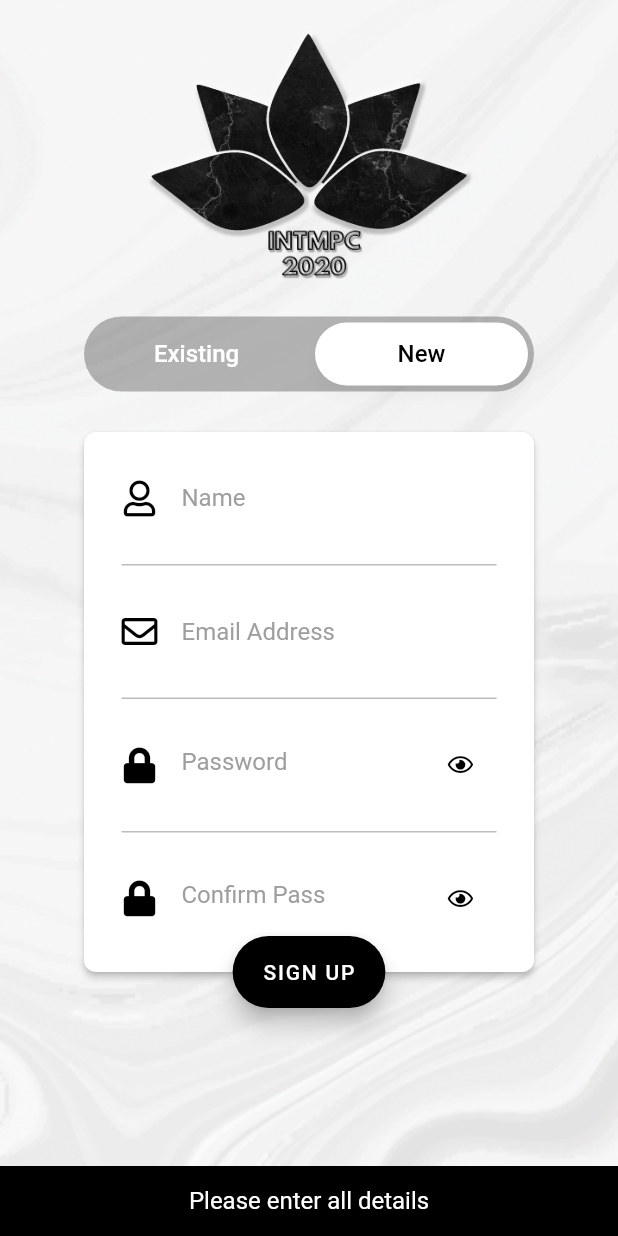
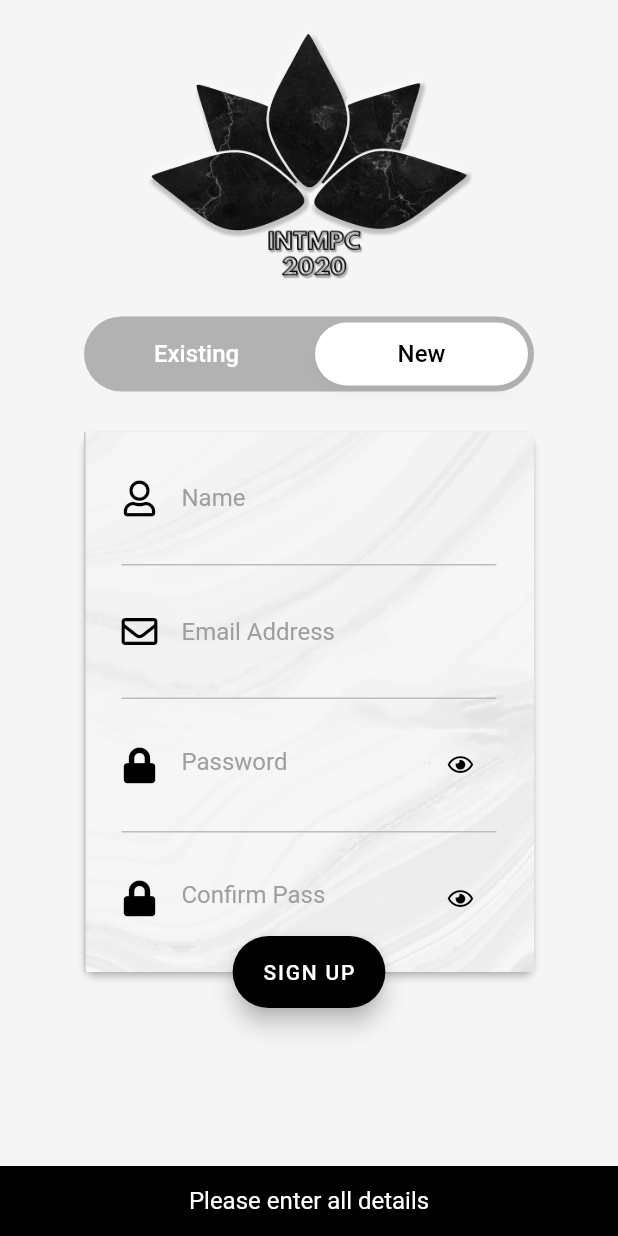
Before and after one commit to VrajGohil/Intmpc2020, a Flutter app: the LoginPage screen opened by its route, after a tap on "New", after a tap on "SIGN UP", on a phone screen of 412 x 824 dp. Run offline on Flutter 3.47's test engine with Material 2 defaults, Android fonts, the phone set to English and light mode, and no system bars; our stand-ins replace firebase_auth, font_awesome_flutter, modal_progress_hud; missing offline and left inert: firebase, flutter_web_image_picker, kf_drawer, scrolling_page_indicator; accounts and stored records are empty; Roboto replaces fonts that are missing (George).

Commit message:
fixed login and add hero

```diff
--- a/lib/classes/custom_page.dart
+++ b/lib/classes/custom_page.dart
@@ -32,7 +32,7 @@ class CustomPage extends StatelessWidget {
                   style: TextStyle(
                     fontFamily: 'Brush',
                     color: fontColor,
-                    fontSize: 45.0,
+                    fontSize: 42.0,
                   ),
                 ),
               ),
--- a/lib/dashboard.dart
+++ b/lib/dashboard.dart
@@ -1,5 +1,4 @@
 import 'dart:async';
-import 'dart:html';
 import 'package:firebase_auth/firebase_auth.dart';
 import 'package:flutter/material.dart';
 import 'package:intmpc/circular_indicator.dart';
@@ -82,8 +81,6 @@ class _DashboardState extends State<Dashboard> {
   }
 
   Future<void> getUserName() async {
-//    MyFirebaseAuth myFirebaseAuth = MyFirebaseAuth();
-//    userEmail = await myFirebaseAuth.getUser();
     FirebaseAuth _auth = FirebaseAuth.instance;
     userEmail = (await _auth.currentUser()).email;
     if (userEmail == null) {
--- a/lib/login_page.dart
+++ b/lib/login_page.dart
@@ -7,7 +7,6 @@ import 'package:firebase/firebase.dart' as fb;
 import 'package:modal_progress_hud/modal_progress_hud.dart';
 import 'dart:math';
 import 'package:firebase_auth/firebase_auth.dart';
-
 
 class LoginPage extends StatefulWidget {
   LoginPage({Key key}) : super(key: key);
@@ -55,8 +54,6 @@ class _LoginPageState extends State<LoginPage>
 
   final FirebaseAuth _auth = FirebaseAuth.instance;
 
-//  MyFirebaseAuth myFirebaseAuth = MyFirebaseAuth();
-
   @override
   Widget build(BuildContext context) {
     return new Scaffold(
@@ -74,12 +71,13 @@ class _LoginPageState extends State<LoginPage>
                 height: MediaQuery.of(context).size.height >= 775.0
                     ? MediaQuery.of(context).size.height
                     : 775.0,
-                decoration: new BoxDecoration(
-                  image: DecorationImage(
-                    image: AssetImage('assets/whiteBg.png'),
-                    fit: BoxFit.cover,
-                  ),
-                ),
+//                decoration: BoxDecoration(
+//                  image: DecorationImage(
+//                    image: AssetImage('assets/whiteBg.png'),
+//                    fit: BoxFit.cover,
+//                  ),
+//                ),
+                color: Colors.grey[100],
                 child: Column(
                   mainAxisSize: MainAxisSize.max,
                   children: <Widget>[
@@ -229,6 +227,12 @@ class _LoginPageState extends State<LoginPage>
                   borderRadius: BorderRadius.circular(8.0),
                 ),
                 child: Container(
+                  decoration: BoxDecoration(
+                    image: DecorationImage(
+                      image: AssetImage('assets/whiteBg.png'),
+                      fit: BoxFit.cover,
+                    ),
+                  ),
                   width: 300.0,
                   height: 190.0,
                   child: Column(
@@ -319,9 +323,10 @@ class _LoginPageState extends State<LoginPage>
                       isLoading = true;
                     });
                     try {
-//                      await myFirebaseAuth.signInWithCredentials(
-//                          loginEmail, loginPassword);
-                      final FirebaseUser user = (await _auth.signInWithEmailAndPassword(email: loginEmail, password: loginPassword)).user;
+                      final FirebaseUser user =
+                          (await _auth.signInWithEmailAndPassword(
+                                  email: loginEmail, password: loginPassword))
+                              .user;
                       if (user.email != null) {
                         Navigator.pushNamed(context, '/dashboard');
                       }
@@ -335,21 +340,6 @@ class _LoginPageState extends State<LoginPage>
                         isLoading = false;
                       });
                     }
-//                    setState(() {
-//                      isLoading = true;
-//                    });
-//                    myFirebaseAuth.signInWithCredentials(
-//                        loginEmail, loginPassword);
-//                    setState(() {
-//                      isLoading = false;
-//                    });
-//                    print(await myFirebaseAuth.getUser());
-//                    if (myFirebaseAuth.getUser() != null) {
-//                      showInSnackBar("Login successful!");
-//                      Navigator.pushNamed(context, '/dashboard');
-//                    } else {
-//                      showInSnackBar("Email or Password incorrect!");
-//                    }
                   },
                 ),
               ),
@@ -493,6 +483,12 @@ class _LoginPageState extends State<LoginPage>
                   borderRadius: BorderRadius.circular(8.0),
                 ),
                 child: Container(
+                  decoration: BoxDecoration(
+                    image: DecorationImage(
+                      image: AssetImage('assets/whiteBg.png'),
+                      fit: BoxFit.cover,
+                    ),
+                  ),
                   width: 300.0,
                   height: 360.0,
                   child: Column(
@@ -664,15 +660,20 @@ class _LoginPageState extends State<LoginPage>
                           newPassword != null) {
                         int userImage = Random().nextInt(9);
                         try {
-//                          await myFirebaseAuth.signUp(
-//                              email: newEmail, password: newPassword);
-                          final FirebaseUser newUser = (await _auth.createUserWithEmailAndPassword(email: newEmail, password: newPassword)).user;
+                          final FirebaseUser newUser =
+                              (await _auth.createUserWithEmailAndPassword(
+                                      email: newEmail, password: newPassword))
+                                  .user;
                           if (newUser.email != null) {
                             await fb
                                 .firestore()
                                 .collection('users')
                                 .doc(newEmail)
-                                .set({'name': newName, 'entries': 3, 'dp': userImage});
+                                .set({
+                              'name': newName,
+                              'entries': 3,
+                              'dp': userImage
+                            });
                             Navigator.pushNamed(context, '/dashboard');
                           }
                           setState(() {
@@ -685,25 +686,11 @@ class _LoginPageState extends State<LoginPage>
                             isLoading = false;
                           });
                         }
-                      }
-                      else{
+                      } else {
                         isLoading = false;
                         showInSnackBar('Please enter all details');
                       }
-                    }
-//                    if (newPassword != newConfirmationPassword) {
-//                      showInSnackBar("Password does not match");
-//                    } else {
-//                      fb
-//                          .firestore()
-//                          .collection('users')
-//                          .doc(newEmail)
-//                          .set({'name': newName, 'entries': 3});
-//                      myFirebaseAuth.signUp(
-//                          email: newEmail, password: newPassword);
-//                    }
-//                  },
-                    ),
+                    }),
               ),
             ],
           ),
```
Also changed, not shown: lib/classes/circledp.dart (+94 -5 lines).
